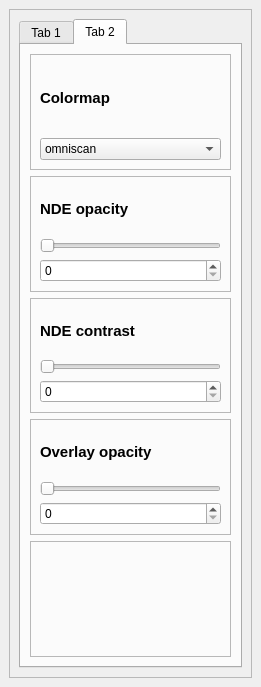
The window that toolspanel.ui (ostidepeignecul/segmentation-tool) describes before a commit, drawn with Qt 5.
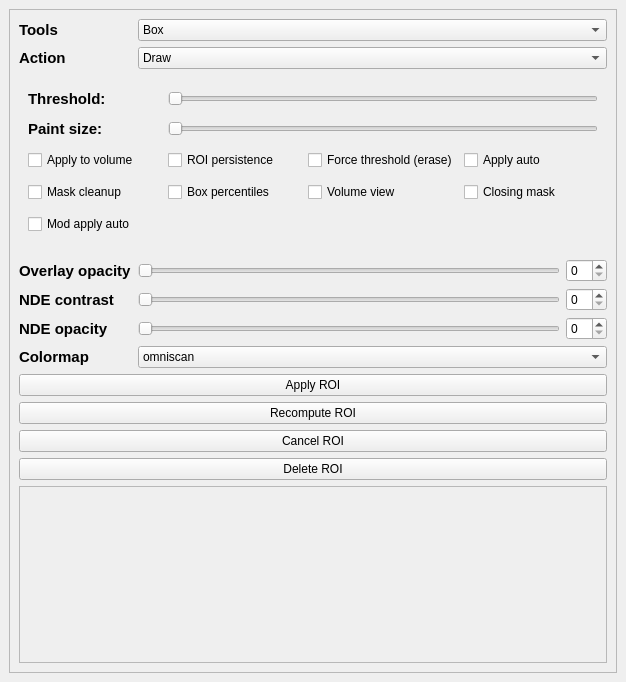
The same window after the commit. The open tabs and pages were chosen to show the change. Custom widgets are drawn as their Qt base class.

Commit message: Parametres ToolsPanel dynamiques et responsive

```diff
--- a/toolspanel.ui
+++ b/toolspanel.ui
@@ -6,8 +6,8 @@
    <rect>
     <x>0</x>
     <y>0</y>
-    <width>261</width>
-    <height>687</height>
+    <width>626</width>
+    <height>682</height>
    </rect>
   </property>
   <property name="windowTitle">
@@ -15,32 +15,60 @@
   </property>
   <widget class="ToolsPanel" name="dockWidgetContents">
    <layout class="QGridLayout" name="gridLayout_4">
-    <item row="0" column="1">
+    <item row="1" column="0">
      <widget class="QScrollArea" name="scrollArea">
       <property name="widgetResizable">
        <bool>true</bool>
       </property>
-      <widget class="QWidget" name="scrollAreaWidgetContents">
+      <widget class="QWidget" name="scrollAreaWidgetContents_2">
        <property name="geometry">
         <rect>
          <x>0</x>
          <y>0</y>
-         <width>227</width>
-         <height>670</height>
+         <width>604</width>
+         <height>636</height>
         </rect>
        </property>
-       <layout class="QGridLayout" name="gridLayout_2">
+       <layout class="QGridLayout" name="gridLayout">
+        <item row="8" column="0">
+         <widget class="QLabel" name="label_11">
+          <property name="font">
+           <font>
+            <pointsize>11</pointsize>
+            <italic>false</italic>
+            <bold>true</bold>
+            <underline>false</underline>
+           </font>
+          </property>
+          <property name="text">
+           <string>Colormap</string>
+          </property>
+         </widget>
+        </item>
+        <item row="6" column="1">
+         <widget class="QSlider" name="horizontalSlider_7">
+          <property name="orientation">
+           <enum>Qt::Orientation::Horizontal</enum>
+          </property>
+         </widget>
+        </item>
+        <item row="5" column="0">
+         <widget class="QLabel" name="label_9">
+          <property name="font">
+           <font>
+            <pointsize>11</pointsize>
+            <bold>true</bold>
+           </font>
+          </property>
+          <property name="text">
+           <string>Overlay opacity</string>
+          </property>
+         </widget>
+        </item>
+        <item row="7" column="2">
+         <widget class="QSpinBox" name="spinBox_3"/>
+        </item>
         <item row="0" column="0">
-         <widget class="QTabWidget" name="tabWidget">
-          <property name="currentIndex">
-           <number>0</number>
-          </property>
-          <widget class="QWidget" name="tab">
-           <attribute name="title">
-            <string>Tab 1</string>
-           </attribute>
-           <layout class="QVBoxLayout" name="verticalLayout">
-            <item>
              <widget class="QLabel" name="label_8">
               <property name="font">
                <font>
@@ -53,7 +81,71 @@
               </property>
              </widget>
             </item>
+        <item row="7" column="1">
+         <widget class="QSlider" name="horizontalSlider_5">
+          <property name="orientation">
+           <enum>Qt::Orientation::Horizontal</enum>
+          </property>
+         </widget>
+        </item>
+        <item row="6" column="2">
+         <widget class="QSpinBox" name="spinBox_5"/>
+        </item>
+        <item row="1" column="0">
+         <widget class="QLabel" name="label">
+          <property name="font">
+           <font>
+            <pointsize>11</pointsize>
+            <bold>true</bold>
+           </font>
+          </property>
+          <property name="text">
+           <string>Action</string>
+          </property>
+         </widget>
+        </item>
+        <item row="12" column="0" colspan="3">
+         <widget class="QPushButton" name="pushButton_4">
+          <property name="text">
+           <string>Cancel ROI</string>
+          </property>
+         </widget>
+        </item>
+        <item row="8" column="1" colspan="2">
+         <widget class="QComboBox" name="comboBox_2">
             <item>
+           <property name="text">
+            <string>omniscan</string>
+           </property>
+          </item>
+          <item>
+           <property name="text">
+            <string>gray</string>
+           </property>
+          </item>
+         </widget>
+        </item>
+        <item row="6" column="0">
+         <widget class="QLabel" name="label_12">
+          <property name="font">
+           <font>
+            <pointsize>11</pointsize>
+            <bold>true</bold>
+           </font>
+          </property>
+          <property name="text">
+           <string>NDE contrast</string>
+          </property>
+         </widget>
+        </item>
+        <item row="11" column="0" colspan="3">
+         <widget class="QPushButton" name="pushButton_2">
+          <property name="text">
+           <string>Recompute ROI</string>
+          </property>
+         </widget>
+        </item>
+        <item row="0" column="1" colspan="2">
              <widget class="QComboBox" name="comboBox">
               <item>
                <property name="text">
@@ -97,54 +189,17 @@
               </item>
              </widget>
             </item>
-            <item>
-             <widget class="QLabel" name="label">
-              <property name="font">
-               <font>
-                <pointsize>11</pointsize>
-                <bold>true</bold>
-               </font>
-              </property>
+        <item row="4" column="0" colspan="3">
+         <widget class="QWidget" name="widget" native="true">
+          <layout class="QGridLayout" name="gridLayout_3">
+           <item row="9" column="0">
+            <widget class="QCheckBox" name="checkBox_8">
               <property name="text">
-               <string>Action</string>
+              <string>Mask cleanup</string>
               </property>
              </widget>
             </item>
-            <item>
-             <widget class="QComboBox" name="comboBox_3">
-              <item>
-               <property name="text">
-                <string>Draw</string>
-               </property>
-              </item>
-              <item>
-               <property name="text">
-                <string>Erase</string>
-               </property>
-              </item>
-             </widget>
-            </item>
-            <item>
-             <widget class="QLabel" name="label_2">
-              <property name="font">
-               <font>
-                <pointsize>11</pointsize>
-                <bold>true</bold>
-               </font>
-              </property>
-              <property name="text">
-               <string>Threshold:</string>
-              </property>
-             </widget>
-            </item>
-            <item>
-             <widget class="QSlider" name="horizontalSlider">
-              <property name="orientation">
-               <enum>Qt::Orientation::Horizontal</enum>
-              </property>
-             </widget>
-            </item>
-            <item>
+           <item row="2" column="0">
              <widget class="QLabel" name="label_6">
               <property name="font">
                <font>
@@ -157,187 +212,100 @@
               </property>
              </widget>
             </item>
-            <item>
-             <widget class="QSlider" name="horizontalSlider_3">
-              <property name="orientation">
-               <enum>Qt::Orientation::Horizontal</enum>
-              </property>
-             </widget>
-            </item>
-            <item>
+           <item row="4" column="0">
              <widget class="QCheckBox" name="checkBox">
               <property name="text">
                <string>Apply to volume</string>
               </property>
              </widget>
             </item>
-            <item>
+           <item row="12" column="0">
+            <widget class="QCheckBox" name="checkBox_9">
+             <property name="text">
+              <string>Mod apply auto</string>
+             </property>
+            </widget>
+           </item>
+           <item row="4" column="3">
              <widget class="QCheckBox" name="checkBox_5">
               <property name="text">
                <string>Apply auto</string>
               </property>
              </widget>
             </item>
-            <item>
+           <item row="1" column="0">
+            <widget class="QLabel" name="label_2">
+             <property name="font">
+              <font>
+               <pointsize>11</pointsize>
+               <bold>true</bold>
+              </font>
+             </property>
+             <property name="text">
+              <string>Threshold:</string>
+             </property>
+            </widget>
+           </item>
+           <item row="4" column="1">
              <widget class="QCheckBox" name="checkBox_3">
               <property name="text">
                <string>ROI persistence</string>
               </property>
              </widget>
             </item>
-            <item>
+           <item row="4" column="2">
              <widget class="QCheckBox" name="checkBox_4">
               <property name="text">
                <string>Force threshold (erase)</string>
               </property>
              </widget>
             </item>
-            <item>
+           <item row="1" column="1" colspan="3">
+            <widget class="QSlider" name="horizontalSlider">
+             <property name="orientation">
+              <enum>Qt::Orientation::Horizontal</enum>
+             </property>
+            </widget>
+           </item>
+           <item row="2" column="1" colspan="3">
+            <widget class="QSlider" name="horizontalSlider_3">
+             <property name="orientation">
+              <enum>Qt::Orientation::Horizontal</enum>
+             </property>
+            </widget>
+           </item>
+           <item row="9" column="1">
              <widget class="QCheckBox" name="checkBox_2">
               <property name="text">
                <string>Box percentiles</string>
               </property>
              </widget>
             </item>
-            <item>
-             <widget class="QCheckBox" name="checkBox_8">
-              <property name="text">
-               <string>Mask cleanup</string>
-              </property>
-             </widget>
-            </item>
-            <item>
+           <item row="9" column="2">
              <widget class="QCheckBox" name="checkBox_6">
               <property name="text">
                <string>Volume view</string>
               </property>
              </widget>
             </item>
-            <item>
+           <item row="9" column="3">
              <widget class="QCheckBox" name="checkBox_7">
               <property name="text">
                <string>Closing mask</string>
               </property>
              </widget>
             </item>
-            <item>
-             <widget class="QCheckBox" name="checkBox_9">
-              <property name="text">
-               <string>Mod apply auto</string>
-              </property>
-             </widget>
-            </item>
-            <item>
-             <widget class="QPushButton" name="pushButton_7">
-              <property name="text">
-               <string>Apply ROI</string>
-              </property>
-             </widget>
-            </item>
-            <item>
-             <widget class="QPushButton" name="pushButton_2">
-              <property name="text">
-               <string>Recompute ROI</string>
-              </property>
-             </widget>
-            </item>
-            <item>
+          </layout>
+         </widget>
+        </item>
+        <item row="13" column="0" colspan="3">
              <widget class="QPushButton" name="pushButton_3">
               <property name="text">
                <string>Delete ROI</string>
               </property>
              </widget>
             </item>
-            <item>
-             <widget class="QPushButton" name="pushButton_4">
-              <property name="text">
-               <string>Cancel ROI</string>
-              </property>
-             </widget>
-            </item>
-           </layout>
-          </widget>
-          <widget class="QWidget" name="tab_2">
-           <attribute name="title">
-            <string>Tab 2</string>
-           </attribute>
-           <layout class="QVBoxLayout" name="verticalLayout_2">
-            <item>
-             <widget class="QFrame" name="frame_10">
-              <property name="sizePolicy">
-               <sizepolicy hsizetype="Preferred" vsizetype="Minimum">
-                <horstretch>0</horstretch>
-                <verstretch>0</verstretch>
-               </sizepolicy>
-              </property>
-              <property name="frameShape">
-               <enum>QFrame::Shape::StyledPanel</enum>
-              </property>
-              <property name="frameShadow">
-               <enum>QFrame::Shadow::Raised</enum>
-              </property>
-              <layout class="QVBoxLayout" name="verticalLayout_4">
-               <property name="sizeConstraint">
-                <enum>QLayout::SizeConstraint::SetMinimumSize</enum>
-               </property>
-               <item>
-                <widget class="QLabel" name="label_11">
-                 <property name="font">
-                  <font>
-                   <pointsize>11</pointsize>
-                   <italic>false</italic>
-                   <bold>true</bold>
-                   <underline>false</underline>
-                  </font>
-                 </property>
-                 <property name="text">
-                  <string>Colormap</string>
-                 </property>
-                </widget>
-               </item>
-               <item>
-                <widget class="QComboBox" name="comboBox_2">
-                 <item>
-                  <property name="text">
-                   <string>omniscan</string>
-                  </property>
-                 </item>
-                 <item>
-                  <property name="text">
-                   <string>gray</string>
-                  </property>
-                 </item>
-                </widget>
-               </item>
-              </layout>
-             </widget>
-            </item>
-            <item>
-             <widget class="QFrame" name="frame_8">
-              <property name="sizePolicy">
-               <sizepolicy hsizetype="Minimum" vsizetype="Minimum">
-                <horstretch>0</horstretch>
-                <verstretch>0</verstretch>
-               </sizepolicy>
-              </property>
-              <property name="frameShape">
-               <enum>QFrame::Shape::StyledPanel</enum>
-              </property>
-              <property name="frameShadow">
-               <enum>QFrame::Shadow::Raised</enum>
-              </property>
-              <layout class="QGridLayout" name="gridLayout_3">
-               <property name="sizeConstraint">
-                <enum>QLayout::SizeConstraint::SetMinimumSize</enum>
-               </property>
-               <item row="1" column="0">
-                <widget class="QSlider" name="horizontalSlider_5">
-                 <property name="orientation">
-                  <enum>Qt::Orientation::Horizontal</enum>
-                 </property>
-                </widget>
-               </item>
-               <item row="0" column="0">
+        <item row="7" column="0">
                 <widget class="QLabel" name="label_10">
                  <property name="font">
                   <font>
@@ -350,102 +318,39 @@
                  </property>
                 </widget>
                </item>
-               <item row="2" column="0">
-                <widget class="QSpinBox" name="spinBox_3"/>
-               </item>
-              </layout>
-             </widget>
-            </item>
-            <item>
-             <widget class="QFrame" name="frame_11">
-              <property name="sizePolicy">
-               <sizepolicy hsizetype="Minimum" vsizetype="Minimum">
-                <horstretch>0</horstretch>
-                <verstretch>0</verstretch>
-               </sizepolicy>
-              </property>
-              <property name="frameShape">
-               <enum>QFrame::Shape::StyledPanel</enum>
-              </property>
-              <property name="frameShadow">
-               <enum>QFrame::Shadow::Raised</enum>
-              </property>
-              <layout class="QGridLayout" name="gridLayout_5">
-               <property name="sizeConstraint">
-                <enum>QLayout::SizeConstraint::SetMinimumSize</enum>
-               </property>
-               <item row="1" column="0">
-                <widget class="QSlider" name="horizontalSlider_7">
-                 <property name="orientation">
-                  <enum>Qt::Orientation::Horizontal</enum>
-                 </property>
-                </widget>
-               </item>
-               <item row="0" column="0">
-                <widget class="QLabel" name="label_12">
-                 <property name="font">
-                  <font>
-                   <pointsize>11</pointsize>
-                   <bold>true</bold>
-                  </font>
-                 </property>
-                 <property name="text">
-                  <string>NDE contrast</string>
-                 </property>
-                </widget>
-               </item>
-               <item row="2" column="0">
-                <widget class="QSpinBox" name="spinBox_5"/>
-               </item>
-              </layout>
-             </widget>
-            </item>
-            <item>
-             <widget class="QFrame" name="frame_9">
-              <property name="sizePolicy">
-               <sizepolicy hsizetype="Minimum" vsizetype="Minimum">
-                <horstretch>0</horstretch>
-                <verstretch>0</verstretch>
-               </sizepolicy>
-              </property>
-              <property name="frameShape">
-               <enum>QFrame::Shape::StyledPanel</enum>
-              </property>
-              <property name="frameShadow">
-               <enum>QFrame::Shadow::Raised</enum>
-              </property>
-              <layout class="QGridLayout" name="gridLayout_6">
-               <property name="sizeConstraint">
-                <enum>QLayout::SizeConstraint::SetMinimumSize</enum>
-               </property>
-               <item row="1" column="0">
-                <widget class="QSlider" name="horizontalSlider_6">
-                 <property name="orientation">
-                  <enum>Qt::Orientation::Horizontal</enum>
-                 </property>
-                </widget>
-               </item>
-               <item row="0" column="0">
-                <widget class="QLabel" name="label_9">
-                 <property name="font">
-                  <font>
-                   <pointsize>11</pointsize>
-                   <bold>true</bold>
-                  </font>
-                 </property>
-                 <property name="text">
-                  <string>Overlay opacity</string>
-                 </property>
-                </widget>
-               </item>
-               <item row="2" column="0">
+        <item row="5" column="2">
                 <widget class="QSpinBox" name="spinBox_4"/>
                </item>
-              </layout>
-             </widget>
-            </item>
+        <item row="10" column="0" colspan="3">
+         <widget class="QPushButton" name="pushButton_7">
+          <property name="text">
+           <string>Apply ROI</string>
+          </property>
+         </widget>
+        </item>
+        <item row="1" column="1" colspan="2">
+         <widget class="QComboBox" name="comboBox_3">
             <item>
-             <widget class="QFrame" name="frame">
+           <property name="text">
+            <string>Draw</string>
+           </property>
+          </item>
+          <item>
+           <property name="text">
+            <string>Erase</string>
+           </property>
+          </item>
+         </widget>
+        </item>
+        <item row="5" column="1">
+         <widget class="QSlider" name="horizontalSlider_6">
+          <property name="orientation">
+           <enum>Qt::Orientation::Horizontal</enum>
+          </property>
+         </widget>
+        </item>
+        <item row="15" column="0" colspan="3">
+         <widget class="QFrame" name="frame_2">
               <property name="frameShape">
                <enum>QFrame::Shape::StyledPanel</enum>
               </property>
@@ -476,10 +381,6 @@
                 </widget>
                </item>
               </layout>
-             </widget>
-            </item>
-           </layout>
-          </widget>
          </widget>
         </item>
        </layout>
```
Lines whose indentation alone changed are shown as unchanged. The commit also changes 4 other files.
